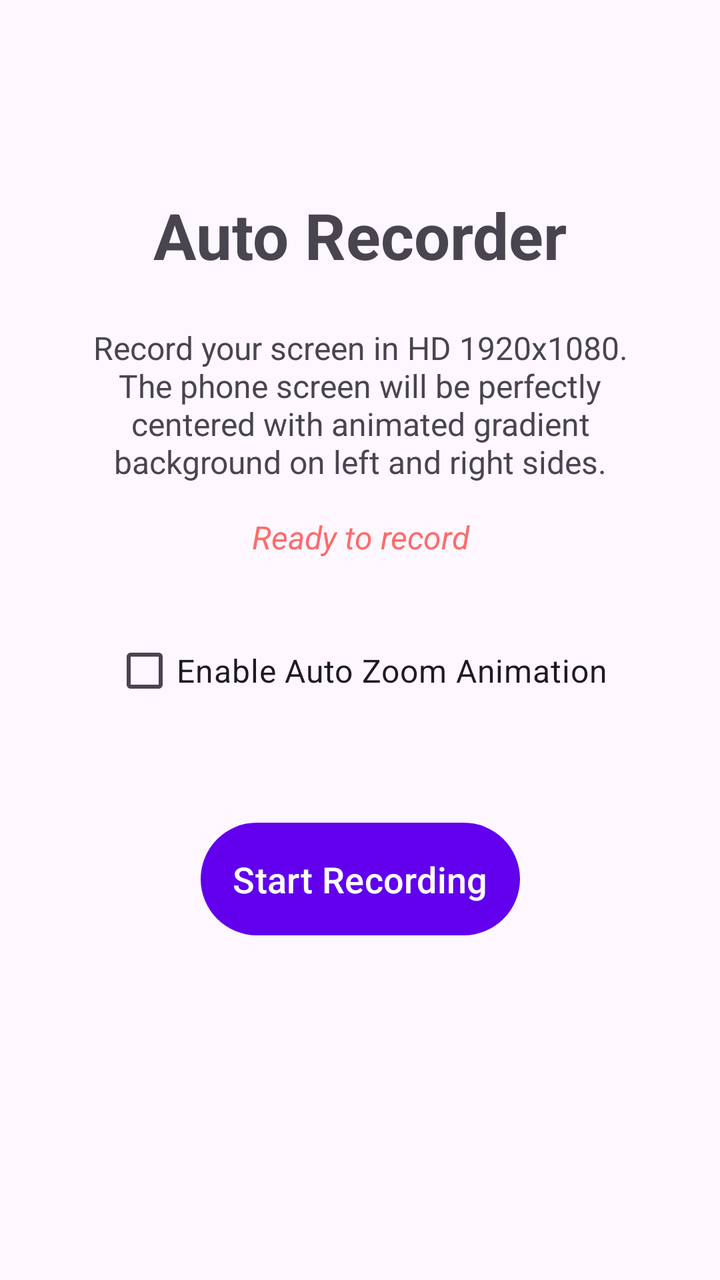
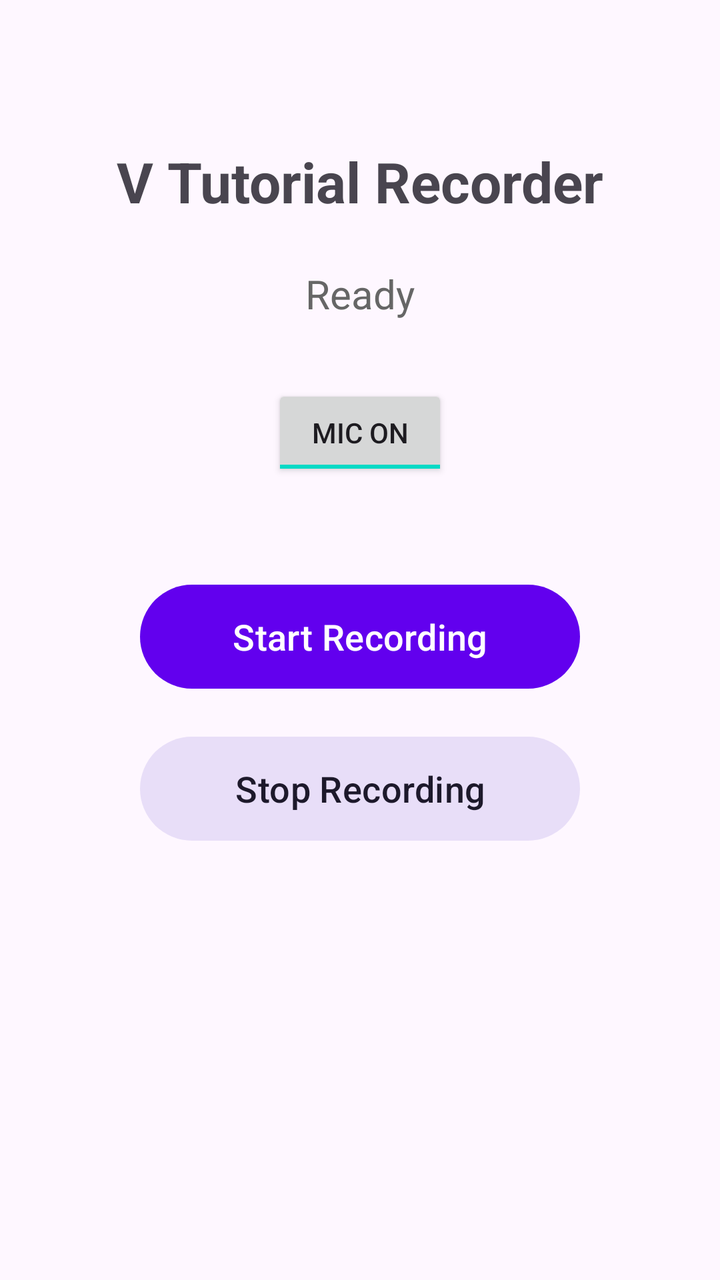

Compare the two renders of this Android layout. The source of the first and the diff that turns it into the second are given below.
<!-- AndroidManifest.xml: application theme Theme.VTutorialRecorder -->
<!-- res/layout/activity_main.xml -->
<?xml version="1.0" encoding="utf-8"?>

<androidx.constraintlayout.widget.ConstraintLayout xmlns:android="http://schemas.android.com/apk/res/android"
    xmlns:app="http://schemas.android.com/apk/res-auto"
    android:layout_width="match_parent"
    android:layout_height="match_parent"
    android:padding="32dp">

    <TextView
        android:id="@+id/tvTitle"
        android:layout_width="wrap_content"
        android:layout_height="wrap_content"
        android:text="Auto Recorder"
        android:textSize="32sp"
        android:textStyle="bold"
        app:layout_constraintTop_toTopOf="parent"
        app:layout_constraintStart_toStartOf="parent"
        app:layout_constraintEnd_toEndOf="parent"
        android:layout_marginTop="64dp"/>

    <TextView
        android:id="@+id/tvDescription"
        android:layout_width="0dp"
        android:layout_height="wrap_content"
        android:text="Record your screen in HD 1920x1080. The phone screen will be perfectly centered with animated gradient background on left and right sides."
        android:textSize="16sp"
        android:gravity="center"
        android:layout_marginTop="24dp"
        app:layout_constraintTop_toBottomOf="@id/tvTitle"
        app:layout_constraintStart_toStartOf="parent"
        app:layout_constraintEnd_toEndOf="parent"/>

    <TextView
        android:id="@+id/tvStatus"
        android:layout_width="0dp"
        android:layout_height="wrap_content"
        android:text="Ready to record"
        android:textSize="16sp"
        android:textStyle="italic"
        android:gravity="center"
        android:layout_marginTop="16dp"
        android:textColor="#FF6B6B"
        app:layout_constraintTop_toBottomOf="@id/tvDescription"
        app:layout_constraintStart_toStartOf="parent"
        app:layout_constraintEnd_toEndOf="parent"/>

    <CheckBox
        android:id="@+id/chkAutoZoom"
        android:layout_width="wrap_content"
        android:layout_height="wrap_content"
        android:text="Enable Auto Zoom Animation"
        android:textSize="16sp"
        android:layout_marginTop="32dp"
        app:layout_constraintTop_toBottomOf="@id/tvStatus"
        app:layout_constraintStart_toStartOf="parent"
        app:layout_constraintEnd_toEndOf="parent"/>

    <com.google.android.material.button.MaterialButton
        android:id="@+id/btnStart"
        android:layout_width="wrap_content"
        android:layout_height="wrap_content"
        android:text="Start Recording"
        android:textSize="18sp"
        android:padding="16dp"
        app:layout_constraintTop_toBottomOf="@id/chkAutoZoom"
        app:layout_constraintStart_toStartOf="parent"
        app:layout_constraintEnd_toEndOf="parent"
        android:layout_marginTop="48dp"/>

</androidx.constraintlayout.widget.ConstraintLayout>
<!-- resources referenced by this layout -->
<resources>
  <style name="Theme.VTutorialRecorder" parent="Theme.Material3.DayNight.NoActionBar">
          <item name="colorPrimary">#6200EE</item>
          <item name="colorPrimaryVariant">#3700B3</item>
          <item name="colorOnPrimary">#FFFFFF</item>
          <item name="colorSecondary">#03DAC5</item>
          <item name="colorSecondaryVariant">#018786</item>
          <item name="colorOnSecondary">#000000</item>
      </style>
</resources>

<!-- the commit's change to res/layout/activity_main.xml (unified diff, before → after) -->
@@ -1,70 +1,69 @@
 <?xml version="1.0" encoding="utf-8"?>
 
-<androidx.constraintlayout.widget.ConstraintLayout xmlns:android="http://schemas.android.com/apk/res/android"
+<androidx.constraintlayout.widget.ConstraintLayout 
+    xmlns:android="http://schemas.android.com/apk/res/android"
     xmlns:app="http://schemas.android.com/apk/res-auto"
     android:layout_width="match_parent"
     android:layout_height="match_parent"
-    android:padding="32dp">
+    android:padding="24dp">
 
     <TextView
         android:id="@+id/tvTitle"
         android:layout_width="wrap_content"
         android:layout_height="wrap_content"
-        android:text="Auto Recorder"
-        android:textSize="32sp"
+        android:text="V Tutorial Recorder"
+        android:textSize="28sp"
         android:textStyle="bold"
         app:layout_constraintTop_toTopOf="parent"
         app:layout_constraintStart_toStartOf="parent"
         app:layout_constraintEnd_toEndOf="parent"
-        android:layout_marginTop="64dp"/>
-
-    <TextView
-        android:id="@+id/tvDescription"
-        android:layout_width="0dp"
-        android:layout_height="wrap_content"
-        android:text="Record your screen in HD 1920x1080. The phone screen will be perfectly centered with animated gradient background on left and right sides."
-        android:textSize="16sp"
-        android:gravity="center"
-        android:layout_marginTop="24dp"
-        app:layout_constraintTop_toBottomOf="@id/tvTitle"
-        app:layout_constraintStart_toStartOf="parent"
-        app:layout_constraintEnd_toEndOf="parent"/>
+        android:layout_marginTop="48dp"/>
 
     <TextView
         android:id="@+id/tvStatus"
-        android:layout_width="0dp"
-        android:layout_height="wrap_content"
-        android:text="Ready to record"
-        android:textSize="16sp"
-        android:textStyle="italic"
-        android:gravity="center"
-        android:layout_marginTop="16dp"
-        android:textColor="#FF6B6B"
-        app:layout_constraintTop_toBottomOf="@id/tvDescription"
-        app:layout_constraintStart_toStartOf="parent"
-        app:layout_constraintEnd_toEndOf="parent"/>
-
-    <CheckBox
-        android:id="@+id/chkAutoZoom"
         android:layout_width="wrap_content"
         android:layout_height="wrap_content"
-        android:text="Enable Auto Zoom Animation"
-        android:textSize="16sp"
-        android:layout_marginTop="32dp"
+        android:text="Ready"
+        android:textSize="20sp"
+        android:textColor="#666666"
+        app:layout_constraintTop_toBottomOf="@id/tvTitle"
+        app:layout_constraintStart_toStartOf="parent"
+        app:layout_constraintEnd_toEndOf="parent"
+        android:layout_marginTop="24dp"/>
+
+    <ToggleButton
+        android:id="@+id/toggleAudio"
+        android:layout_width="wrap_content"
+        android:layout_height="wrap_content"
+        android:textOn="Mic On"
+        android:textOff="Mic Off"
+        android:checked="true"
         app:layout_constraintTop_toBottomOf="@id/tvStatus"
         app:layout_constraintStart_toStartOf="parent"
-        app:layout_constraintEnd_toEndOf="parent"/>
+        app:layout_constraintEnd_toEndOf="parent"
+        android:layout_marginTop="32dp"/>
 
     <com.google.android.material.button.MaterialButton
         android:id="@+id/btnStart"
-        android:layout_width="wrap_content"
-        android:layout_height="wrap_content"
+        android:layout_width="220dp"
+        android:layout_height="60dp"
         android:text="Start Recording"
         android:textSize="18sp"
-        android:padding="16dp"
-        app:layout_constraintTop_toBottomOf="@id/chkAutoZoom"
+        app:layout_constraintTop_toBottomOf="@id/toggleAudio"
         app:layout_constraintStart_toStartOf="parent"
         app:layout_constraintEnd_toEndOf="parent"
         android:layout_marginTop="48dp"/>
 
+    <com.google.android.material.button.MaterialButton
+        android:id="@+id/btnStop"
+        android:layout_width="220dp"
+        android:layout_height="60dp"
+        android:text="Stop Recording"
+        android:textSize="18sp"
+        style="@style/Widget.Material3.Button.TonalButton"
+        app:layout_constraintTop_toBottomOf="@id/btnStart"
+        app:layout_constraintStart_toStartOf="parent"
+        app:layout_constraintEnd_toEndOf="parent"
+        android:layout_marginTop="16dp"/>
+
 </androidx.constraintlayout.widget.ConstraintLayout>
